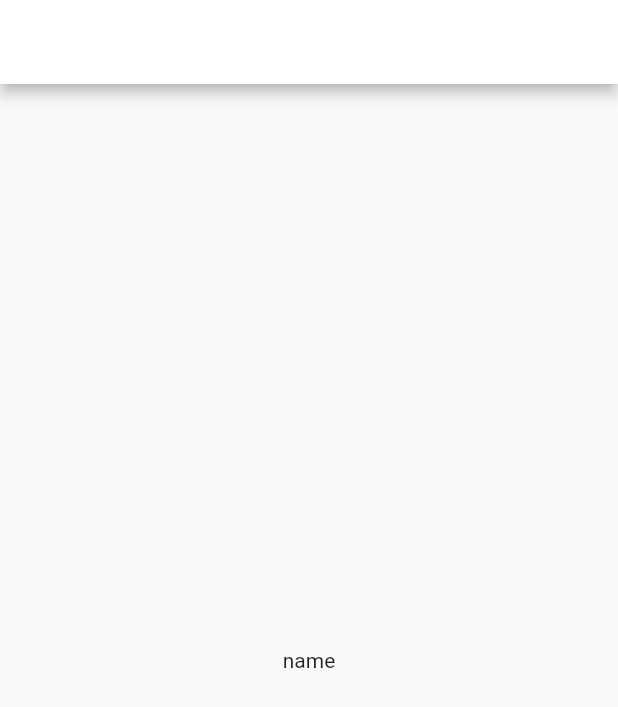
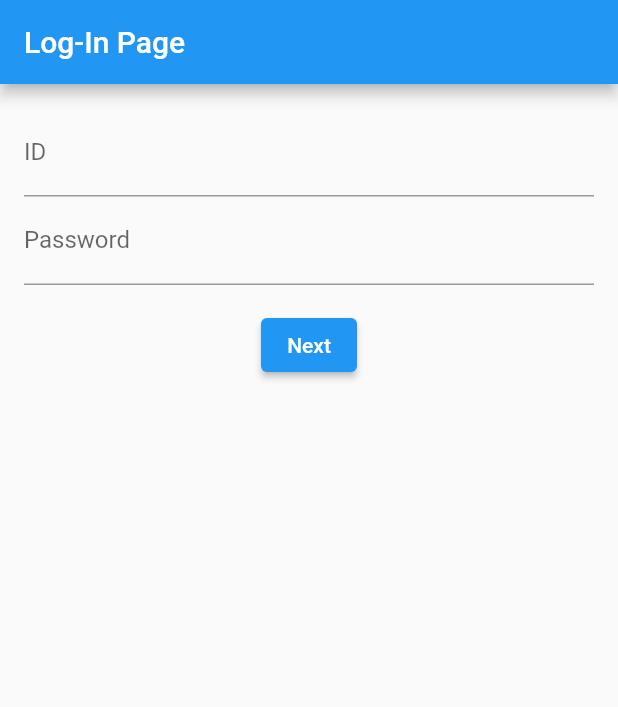
Before and after one commit to happy-emart/happytree_frontend, a Flutter app: the screen it shows after launch, on a phone screen of 412 x 824 dp. Shown: the top 707 px of the screen. Run offline on Flutter 3.47's test engine with Material 2 defaults, Android fonts, the phone set to English and light mode, and no system bars; missing offline and left inert: mysql1, mysql_client.

Commit message:
initial design of tree, fruit, letter, log-in tap.

```diff
--- a/lib/main.dart
+++ b/lib/main.dart
@@ -1,111 +1,103 @@
 import 'package:flutter/material.dart';
-import 'package:http/http.dart' as http;
-import 'package:mysql_client/mysql_client.dart';
-import 'dart:io';
-import 'package:mysql1/mysql1.dart';
-
-// void main() {
-//   // http.
-//   runApp(App());
-// }
-
-// class App extends StatelessWidget {
-//   @override
-//   Widget build(BuildContext context) {
-//     return MaterialApp(
-//       home: Scaffold(
-//         backgroundColor: Color(0xFF181818),
-//         body: Padding(
-//           padding: EdgeInsets.symmetric(
-//             horizontal: 40,
-//           ),
-//           child: Column(
-//             children: [
-//               SizedBox(
-//                 height: 80,
-//               ),
-//               Row(
-//                 mainAxisAlignment: MainAxisAlignment.end,
-//                 children: [
-//                   Column(
-//                     crossAxisAlignment: CrossAxisAlignment.start,
-//                     children: [
-//                       Text("안녕하세요, 영욱씨",
-//                       style: TextStyle(
-//                         color: Colors.white,
-//                         fontSize: 38,
-//                         fontWeight: FontWeight.w600,
-//                       )),
-//                       Text("오랜만이에요",
-//                       style: TextStyle(
-//                         color: Colors.white.withOpacity(0.8),
-//                         fontSize: 22,
-//                       )),
-//                     ],
-//                   ),
-//                 ],
-//               ),
-//             ],
-//           )
-//         ),
-//       ),
-//     );
-//   }
-// }
 
 void main() {
-  dbConnector();
-  runApp(const MyApp());
+  runApp(LoginApp());
 }
 
-Future<void> dbConnector() async {
-  print("Connecting to mysql server ...");
-
-  final settings = ConnectionSettings(
-    host: 'localhost',
-    port: 3306,
-    user: 'user',
-    password: 'factory',
-    db: 'factory_db',
-  );
-
-  final conn = await MySQLConnection.createConnection(
-    host: 'jdbc:mysql://localhost:3306/factory_db',
-    port: 8081,
-    userName: 'user',
-    password: 'factory',
-    databaseName: 'factory_db',
+class LoginApp extends StatelessWidget {
+  @override
+  Widget build(BuildContext context) {
+    return MaterialApp(
+      title: 'Login App',
+      theme: ThemeData(
+        primarySwatch: Colors.blue,
+      ),
+      home: LoginScreen(),
     );
-
-    await conn.connect();
-
-    print("Connected");
-
-    await conn.close();
+  }
 }
 
-class MyApp extends StatelessWidget {
-  const MyApp({super.key});
+class LoginScreen extends StatefulWidget {
+  @override
+  _LoginScreenState createState() => _LoginScreenState();
+}
+
+class _LoginScreenState extends State<LoginScreen> with TickerProviderStateMixin{
+  late TabController _tabController;
+  TextEditingController _idController = TextEditingController();
+  TextEditingController _passwordController = TextEditingController();
+
+  @override
+  void initState() {
+    super.initState();
+    _tabController = TabController(length: 2, vsync: this);
+  }
+
+  @override
+  void dispose() {
+    _tabController.dispose();
+    _idController.dispose();
+    _passwordController.dispose();
+    super.dispose();
+  }
+
+  void _login() {
+    String id = _idController.text;
+    String password = _passwordController.text;
+    // Perform login authentication here
+    print('ID: $id');
+    print('Password: $password');
+  }
 
   @override
   Widget build(BuildContext context) {
-    return MaterialApp(
-      title: 'Flutter Demo',
-      home: Scaffold(
-        appBar: AppBar(
-          backgroundColor: Theme.of(context).colorScheme.inversePrimary,
-        ),
-        body: const Center(
-          child: Column(
-            mainAxisAlignment: MainAxisAlignment.center,
-            children: <Widget>[
-              Text(
-                'name',
-              ),
-            ],
-          )
-        ),
+    var padding2 = Padding(
+            padding: const EdgeInsets.all(16.0),
+            child: Column(
+              children: [
+                SizedBox(height: 16.0),
+                ElevatedButton(
+                  onPressed: () {
+                    _login(); // Perform login
+                  },
+                  child: Text('Login'),
+                ),
+              ],
+            ),
+          );
+    var padding1 = Padding(
+            padding: const EdgeInsets.all(16.0),
+            child: Column(
+              children: [
+                TextField(
+                  controller: _idController,
+                  decoration: InputDecoration(
+                    labelText: 'ID',
+                  ),
+                ),
+                TextField(
+                  controller: _passwordController,
+                  obscureText: true,
+                  decoration: InputDecoration(
+                    labelText: 'Password',
+                  ),
+                ),
+                SizedBox(height: 16.0),
+                ElevatedButton(
+                  onPressed: () {
+                    _tabController.animateTo(1); // Switch to the next tab
+                  },
+                  child: Text('Next'),
+                ),
+              ],
+            ),
+          );
+    return Scaffold(
+      appBar: AppBar(
+        title: Text('Log-In Page'),
       ),
+      body:
+        padding1,
     );
   }
 }
--- a/lib/post_service.dart
+++ b/lib/post_service.dart
@@ -1,5 +1,5 @@
 // import 'package:http/http.dart' as http;
-// part 'post.dart';
+// import 'post.dart';
 
 
 // class PostService {
```
Also changed, not shown: lib/config/mySqlConnector.dart (added, +23 -0 lines), lib/crud_service.dart (added, +37 -0 lines), lib/first_tab.dart (added, +316 -0 lines), lib/writing_letter.dart (added, +62 -0 lines), pubspec.yaml (+7 -4 lines), assets/images/apple.png (added), assets/images/tree.png (added), assets/images/writeimg.png (added), pubspec.lock, 2 other files.
